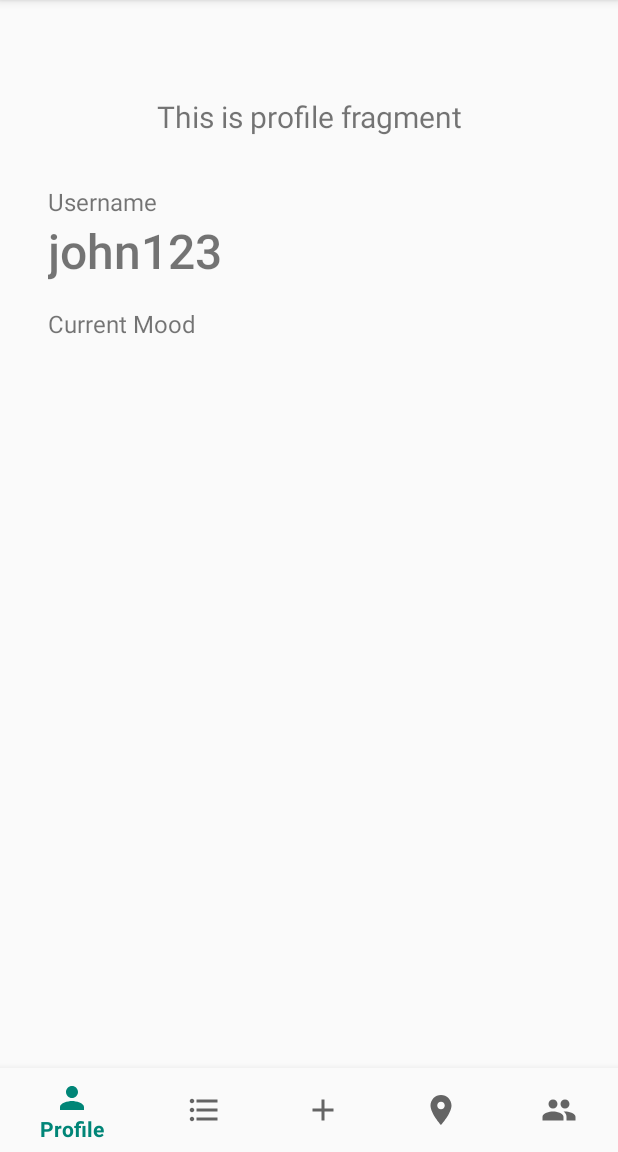
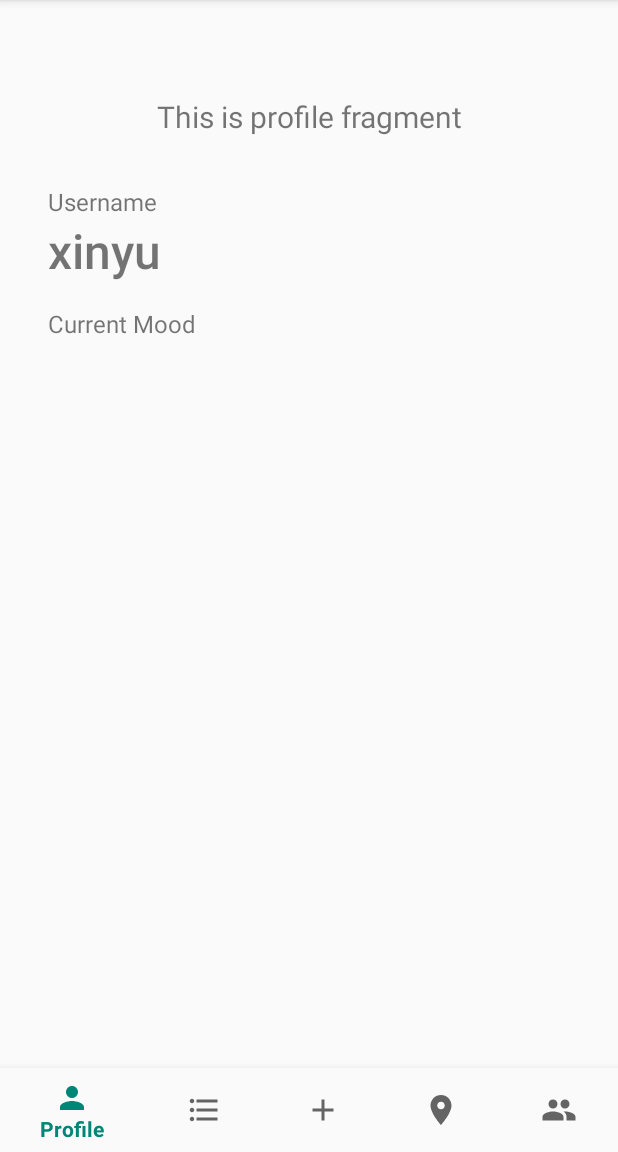
Before and after one commit to CMPUT301F19T25/0.8XEng, an Android app: the ProfileFragment screen opened through its navigation route, on a phone screen of 412 x 824 dp, the part 84-1236 px from its top. Run offline under Robolectric (Android 15) with nearby library versions, the phone set to English and light mode, and no system bars; our stand-ins replace Firebase (no records; nobody signed in at launch, a user with empty details on screens opened directly), navigation-ui.

Commit message:
Fixed recent emote problem

```diff
--- a/source/app/src/main/java/com/example/emote/FireStoreHandler.java
+++ b/source/app/src/main/java/com/example/emote/FireStoreHandler.java
@@ -11,15 +11,11 @@ import com.google.android.gms.tasks.Task;
 import com.google.firebase.firestore.DocumentSnapshot;
 import com.google.firebase.firestore.FieldValue;
 import com.google.firebase.firestore.FirebaseFirestore;
-import com.google.firebase.firestore.QueryDocumentSnapshot;
-import com.google.firebase.firestore.QuerySnapshot;
 
 import java.util.ArrayList;
-import java.util.Date;
 import java.util.HashMap;
 import java.util.Map;
 
-import static java.lang.Long.MIN_VALUE;
 
 public class FireStoreHandler {
 
@@ -31,7 +27,6 @@ public class FireStoreHandler {
     public static final String CURRENT_FRIENDS = "CURRENT_FRIENDS";
 
     private String username;
-    private EmotionEvent recent_emote;
     private static FirebaseFirestore db = FirebaseFirestore.getInstance();
 
     /**
@@ -192,30 +187,6 @@ public class FireStoreHandler {
                 });
     }
 
-    public EmotionEvent getRecentEmote() {
-        db.collection(EMOTE_COLLECTION)
-                .get()
-                .addOnCompleteListener(new OnCompleteListener<QuerySnapshot>() {
-                    @Override
-                    public void onComplete(@NonNull Task<QuerySnapshot> task) {
-                        if (task.isSuccessful()) {
-                            Date max_date = new Date(MIN_VALUE);
-                            for (QueryDocumentSnapshot document : task.getResult()) {
-                                Log.d(TAG, document.getId() + " => " + document.getData());
-                                if (max_date.compareTo(document.toObject(EmotionEvent.class).getDate()) <= 0) {
-                                    recent_emote = document.toObject(EmotionEvent.class);
-                                    max_date = document.toObject(EmotionEvent.class).getDate();
-                                }
-                            }
-                        } else {
-                            Log.d(TAG, "Error getting documents: ", task.getException());
-                        }
-                    }
-                });
-        return recent_emote;
-    }
-
-
     public FirebaseFirestore getFireStoreDBReference(){
         return db;
     }
--- a/source/app/src/main/java/com/example/emote/ui/profile/ProfileFragment.java
+++ b/source/app/src/main/java/com/example/emote/ui/profile/ProfileFragment.java
@@ -1,6 +1,7 @@
 package com.example.emote.ui.profile;
 
 import android.os.Bundle;
+import android.util.Log;
 import android.view.LayoutInflater;
 import android.view.View;
 import android.view.ViewGroup;
@@ -12,8 +13,19 @@ import androidx.fragment.app.Fragment;
 import androidx.lifecycle.Observer;
 import androidx.lifecycle.ViewModelProviders;
 
+import com.example.emote.EmotionEvent;
 import com.example.emote.FireStoreHandler;
 import com.example.emote.R;
+import com.google.android.gms.tasks.OnCompleteListener;
+import com.google.android.gms.tasks.Task;
+import com.google.firebase.firestore.FirebaseFirestore;
+import com.google.firebase.firestore.QueryDocumentSnapshot;
+import com.google.firebase.firestore.QuerySnapshot;
+
+import java.util.Date;
+
+import static com.example.emote.FireStoreHandler.EMOTE_COLLECTION;
+import static java.lang.Long.MIN_VALUE;
 
 public class ProfileFragment extends Fragment {
 
@@ -22,6 +34,9 @@ public class ProfileFragment extends Fragment {
 
     private TextView usernameText;
     private TextView currentmoodText;
+
+    private FireStoreHandler fsh = new FireStoreHandler("xinyu");
+    private FirebaseFirestore db = fsh.getFireStoreDBReference();
 
     public View onCreateView(@NonNull LayoutInflater inflater,
                              ViewGroup container, Bundle savedInstanceState) {
@@ -39,15 +54,33 @@ public class ProfileFragment extends Fragment {
         usernameText = root.findViewById(R.id.profile_username);
         currentmoodText = root.findViewById(R.id.profile_current_mood);
 
-        FireStoreHandler fsh = new FireStoreHandler("john123");
         usernameText.setText(fsh.getUsername());
-        if(fsh.getRecentEmote() == null) {
-            currentmoodText.setText("");
-        }
-        else {
-            currentmoodText.setText(fsh.getRecentEmote().getEmote());
-        }
-
+        db.collection(EMOTE_COLLECTION)
+                .get()
+                .addOnCompleteListener(new OnCompleteListener<QuerySnapshot>() {
+                    @Override
+                    public void onComplete(@NonNull Task<QuerySnapshot> task) {
+                        if (task.isSuccessful()) {
+                            Date max_date = new Date(MIN_VALUE);
+                            EmotionEvent recent_emote = null;
+                            for (QueryDocumentSnapshot document : task.getResult()) {
+                                Log.d(TAG, document.getId() + " => " + document.getData());
+                                EmotionEvent current_emote = document.toObject(EmotionEvent.class);
+                                if (current_emote.getUsername().equals("xinyu") && (max_date.compareTo(current_emote.getDate()) <= 0)) {
+                                    recent_emote = current_emote;
+                                    max_date = document.toObject(EmotionEvent.class).getDate();
+                                }
+                            }
+                            if (recent_emote == null) {
+                                currentmoodText.setText("");
+                            } else {
+                                currentmoodText.setText(recent_emote.getEmote().toString());
+                            }
+                        } else {
+                            Log.d(TAG, "Error getting documents: ", task.getException());
+                        }
+                    }
+                });
         return root;
     }
 }
```
